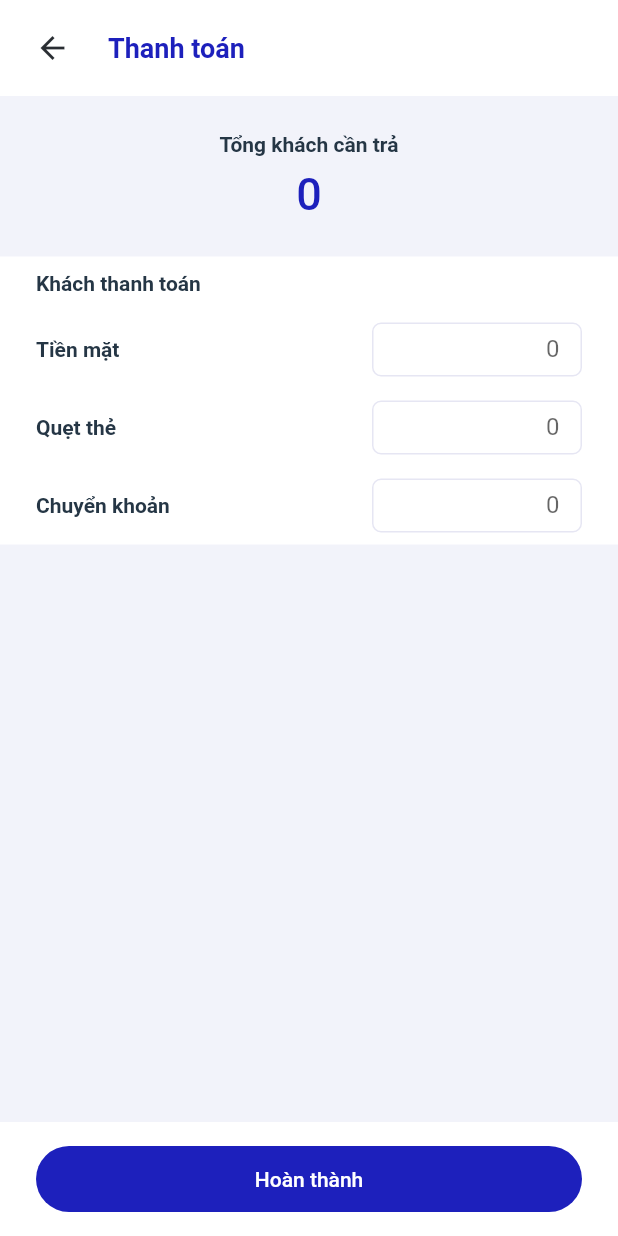
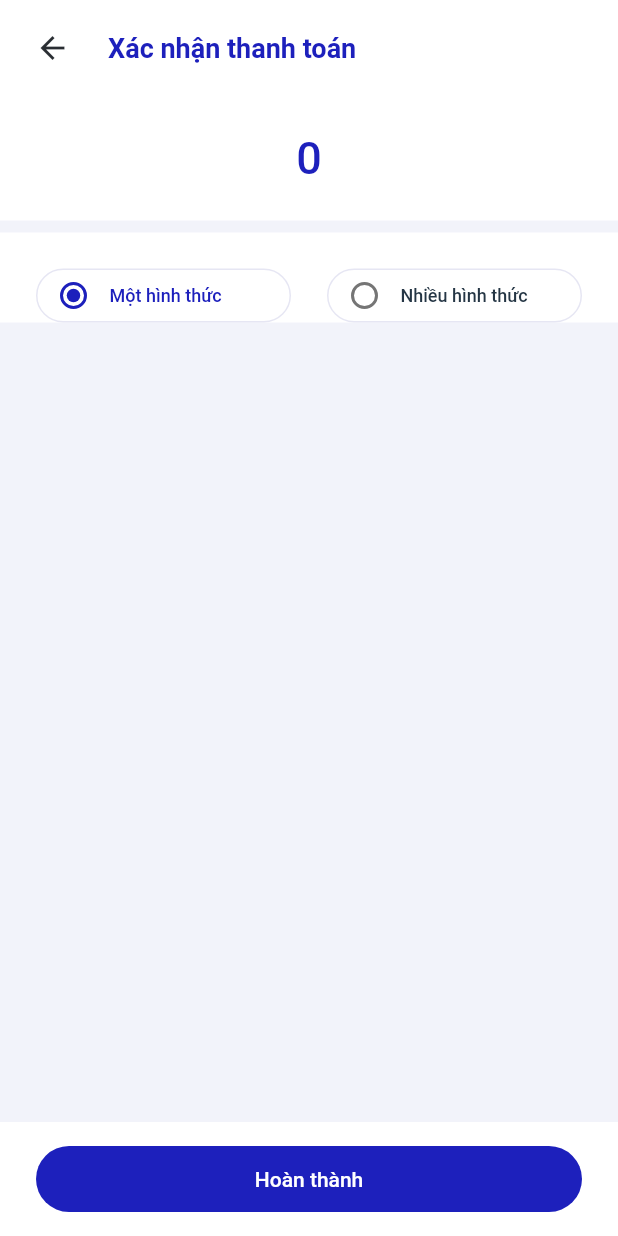
Before and after one commit to nhtuan1995/flutter-pos, a Flutter app: the Payment screen opened directly, on a phone screen of 412 x 824 dp. Run offline on Flutter 3.47's test engine with Material 2 defaults, Android fonts, the phone set to English and light mode, and no system bars; our stand-ins replace flutter_slidable, flutter_svg; network calls fail.

Commit message:
continue payment

```diff
--- a/lib/components/action_sheet/main_action_sheets.dart
+++ b/lib/components/action_sheet/main_action_sheets.dart
@@ -6,11 +6,13 @@ import 'package:pos/constants.dart';
 class MainActionSheet extends StatelessWidget {
   final String title;
   final Widget body;
+  final double? height;
 
   const MainActionSheet({
     Key? key,
     required this.body,
     required this.title,
+    this.height = 400,
   }) : super(key: key);
 
   @override
@@ -19,7 +21,7 @@ class MainActionSheet extends StatelessWidget {
       padding:
           EdgeInsets.only(bottom: MediaQuery.of(context).viewInsets.bottom),
       child: Container(
-          height: 400,
+          height: height,
           width: MediaQuery.of(context).size.width,
           decoration: const BoxDecoration(
             color: Colors.white,
--- a/lib/screens/pos/components/discount_action_sheet.dart
+++ b/lib/screens/pos/components/discount_action_sheet.dart
@@ -34,6 +34,7 @@ class _DiscountActionSheetState extends State<DiscountActionSheet> {
   Widget build(BuildContext context) {
     final posProvider = Provider.of<PosProvider>(context);
     return MainActionSheet(
+      height: 300,
       title: "Giảm giá",
       body: Padding(
         padding: const EdgeInsets.symmetric(horizontal: 24.0),
--- a/lib/screens/pos/components/note_button.dart
+++ b/lib/screens/pos/components/note_button.dart
@@ -26,6 +26,7 @@ class NoteButton extends StatelessWidget {
           backgroundColor: Colors.transparent,
           builder: ((context) {
             return MainActionSheet(
+              height: 300,
               title: "Ghi chú đơn hàng",
               body: Padding(
                 padding: const EdgeInsets.symmetric(
--- a/lib/screens/pos/payment_screen.dart
+++ b/lib/screens/pos/payment_screen.dart
@@ -10,8 +10,17 @@ import 'package:pos/extensions/screen_size.dart';
 import 'package:pos/providers/pos_provider.dart';
 import 'package:provider/provider.dart';
 
-class Payment extends StatelessWidget {
+class Payment extends StatefulWidget {
   const Payment({super.key});
+
+  @override
+  State<Payment> createState() => _PaymentState();
+}
+
+enum PaymentTypes { single, multi }
+
+class _PaymentState extends State<Payment> {
+  PaymentTypes _paymentTypes = PaymentTypes.single;
 
   @override
   Widget build(BuildContext context) {
@@ -25,7 +34,7 @@ class Payment extends StatelessWidget {
           ),
         ),
         title: Text(
-          'Thanh toán',
+          'Xác nhận thanh toán',
           style: TextStyle(
             fontSize: 18,
             color: MainColors.kDefaultBlue,
@@ -39,18 +48,9 @@ class Payment extends StatelessWidget {
             Container(
               padding: const EdgeInsets.all(24),
               width: screenSize(context).width,
-              color: MainColors.kDefaultBackground,
+              color: Colors.white,
               child: Column(
                 children: [
-                  Text(
-                    'Tổng khách cần trả',
-                    style: TextStyle(
-                      fontSize: 14,
-                      fontWeight: FontWeight.w600,
-                      color: MainColors.kDefaultText,
-                    ),
-                  ),
-                  const SizedBox(height: 8),
                   Consumer<PosProvider>(
                     builder: (context, value, child) {
                       return Text(
@@ -66,34 +66,98 @@ class Payment extends StatelessWidget {
                 ],
               ),
             ),
+            const SizedBox(
+              height: 8,
+            ),
             Container(
               color: Colors.white,
               padding: const EdgeInsets.symmetric(horizontal: 24),
               child: Column(
                 children: [
-                  SizedBox(
+                  const SizedBox(
+                    height: 24,
+                  ),
+                  Row(
+                    mainAxisAlignment: MainAxisAlignment.start,
+                    children: [
+                      Expanded(
+                        flex: 1,
+                        child: Container(
                           height: 36,
+                          decoration: BoxDecoration(
+                              border: Border.all(
+                                  color: MainColors.kDefaultInputBorder),
+                              borderRadius: BorderRadius.circular(50)),
                           child: Row(
                             children: [
+                              Radio(
+                                  activeColor: MainColors.kDefaultBlue,
+                                  value: PaymentTypes.single,
+                                  groupValue: _paymentTypes,
+                                  onChanged: (index) {
+                                    setState(() {
+                                      _paymentTypes = PaymentTypes.single;
+                                    });
+                                  }),
                               Text(
-                          'Khách thanh toán',
+                                'Một hình thức',
                                 style: TextStyle(
-                              fontSize: 14,
-                              color: MainColors.kDefaultText,
-                              fontWeight: FontWeight.w600),
+                                  color: _paymentTypes == PaymentTypes.multi ? MainColors.kDefaultText : MainColors.kDefaultBlue,
+                                  fontSize: 12,
+                                  fontWeight: FontWeight.w500,
+                                ),
+                              )
+                            ],
+                          ),
+                        ),
+                      ),
+                      const SizedBox(
+                        width: 24,
+                      ),
+                      Expanded(
+                        flex: 1,
+                        child: Container(
+                          width: 151,
+                          height: 36,
+                          decoration: BoxDecoration(
+                              border: Border.all(
+                                  color: MainColors.kDefaultInputBorder),
+                              borderRadius: BorderRadius.circular(50)),
+                          child: Row(
+                            children: [
+                              Radio(
+                                  activeColor: MainColors.kDefaultBlue,
+                                  value: PaymentTypes.multi,
+                                  groupValue: _paymentTypes,
+                                  onChanged: (index) {
+                                    setState(() {
+                                      _paymentTypes = PaymentTypes.multi;
+                                    });
+                                  }),
+                              Text(
+                                'Nhiều hình thức',
+                                style: TextStyle(
+                                  color: _paymentTypes == PaymentTypes.single ? MainColors.kDefaultText : MainColors.kDefaultBlue,
+                                  fontSize: 12,
+                                  fontWeight: FontWeight.w500,
+                                ),
+                              )
+                            ],
+                          ),
+                        ),
                       ),
                     ],
                   ),
-                  ),
-                  const InputLine(
-                    title: "Tiền mặt",
-                  ),
-                  const InputLine(
-                    title: "Quẹt thẻ",
-                  ),
-                  const InputLine(
-                    title: "Chuyển khoản",
-                  ),
+
+                  // const InputLine(
+                  //   title: "Tiền mặt",
+                  // ),
+                  // const InputLine(
+                  //   title: "Quẹt thẻ",
+                  // ),
+                  // const InputLine(
+                  //   title: "Chuyển khoản",
+                  // ),
                 ],
               ),
             ),
```
Also changed, not shown: lib/screens/pos/components/customer_picker.dart (+28 -13 lines), 10 other files. Lines whose indentation alone changed are shown as unchanged.
